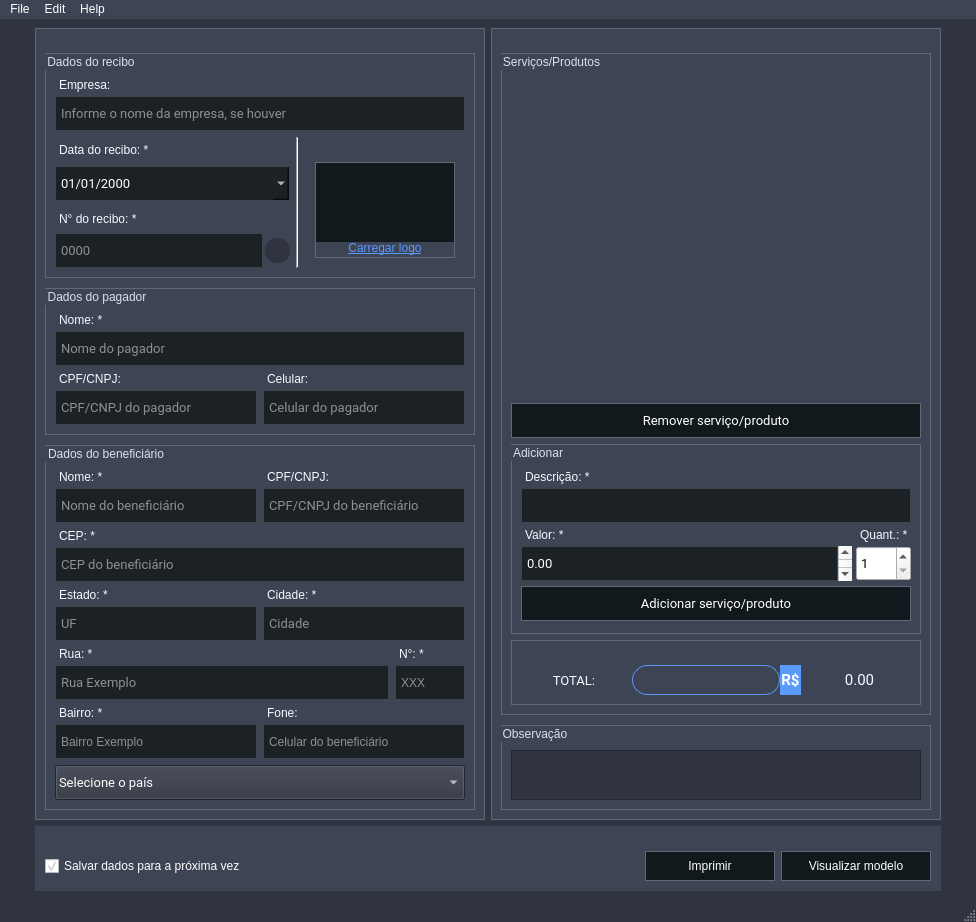
The window that src/ui/mainwindow/ui_mainwindow.ui (victobriel/Receipt-Generator) describes before a commit, drawn with Qt 5.
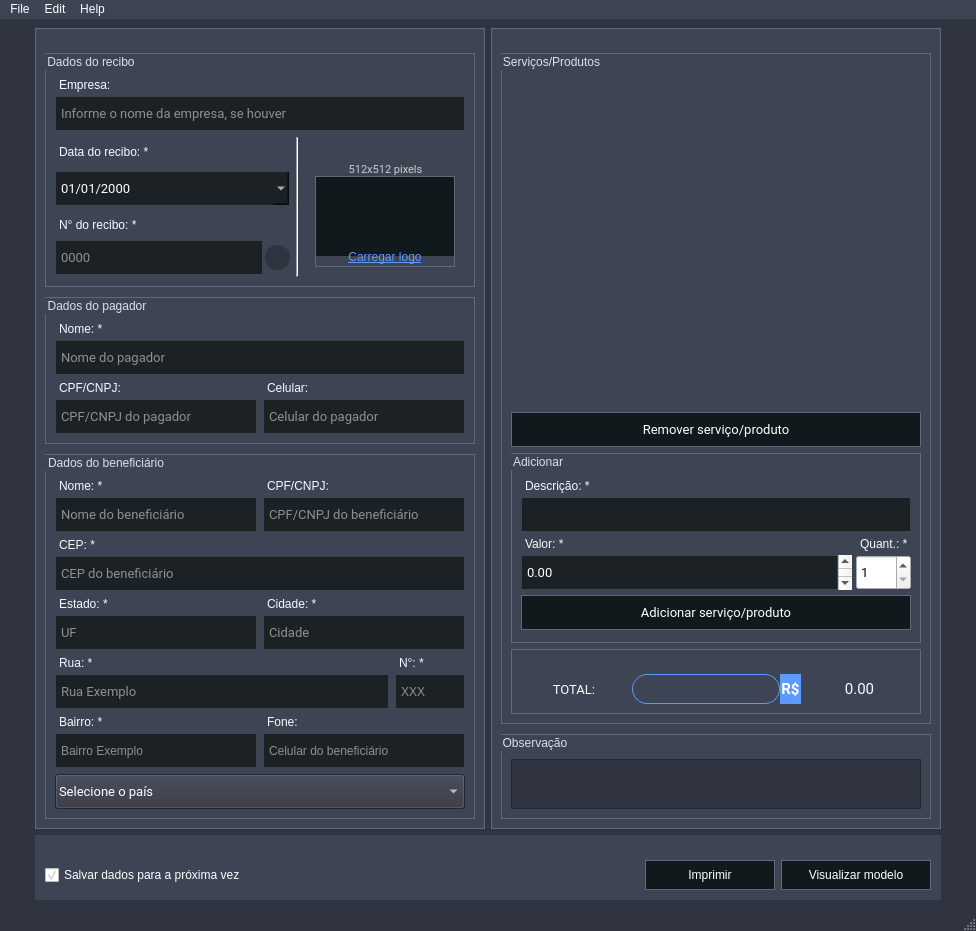
The same window after the commit. Icons and pictures are not drawn.

Commit message: add logo label

```diff
--- a/src/ui/mainwindow/ui_mainwindow.ui
+++ b/src/ui/mainwindow/ui_mainwindow.ui
@@ -7,7 +7,7 @@
     <x>0</x>
     <y>0</y>
     <width>976</width>
-    <height>922</height>
+    <height>931</height>
    </rect>
   </property>
   <property name="windowTitle">
@@ -817,6 +817,25 @@
                <property name="spacing">
                 <number>0</number>
                </property>
+               <item>
+                <widget class="QLabel" name="label">
+                 <property name="font">
+                  <font>
+                   <family>Roboto</family>
+                   <pointsize>8</pointsize>
+                  </font>
+                 </property>
+                 <property name="styleSheet">
+                  <string notr="true">color:#ccc;</string>
+                 </property>
+                 <property name="text">
+                  <string>512x512 pixels</string>
+                 </property>
+                 <property name="alignment">
+                  <set>Qt::AlignCenter</set>
+                 </property>
+                </widget>
+               </item>
                <item>
                 <widget class="QPushButton" name="logo_btn">
                  <property name="minimumSize">
```
The commit also changes 1 other file.
